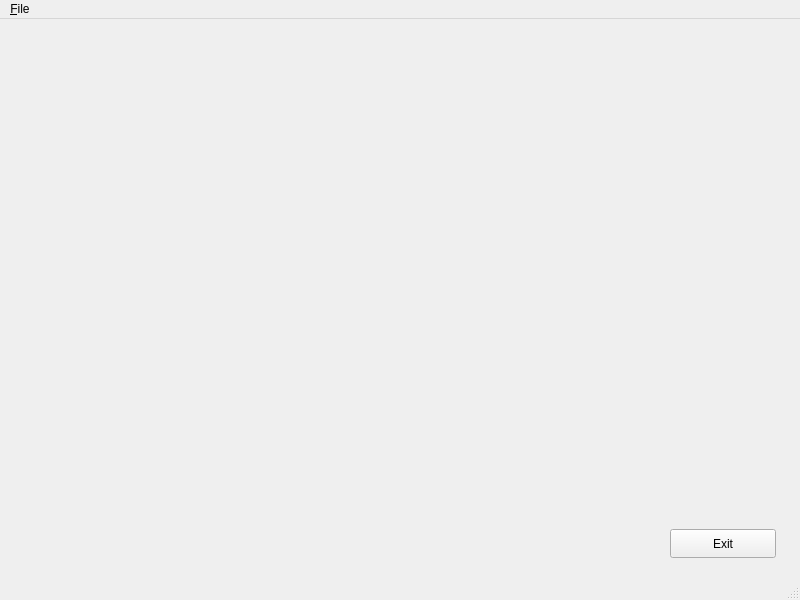
Qt form forms/main_window.ui (315iah515/BerlinUhr) before a commit.
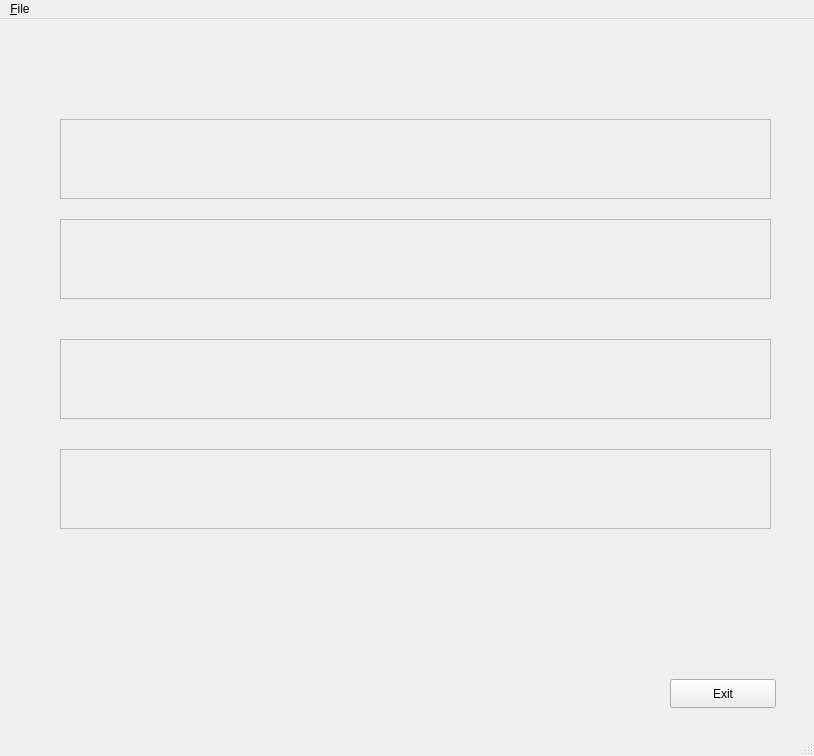
The same form after that commit.

Commit message: added different frames to ui file for hour and minute blocks

Diff of the .ui file:
```diff
--- a/forms/main_window.ui
+++ b/forms/main_window.ui
@@ -6,8 +6,8 @@
    <rect>
     <x>0</x>
     <y>0</y>
-    <width>800</width>
-    <height>600</height>
+    <width>814</width>
+    <height>756</height>
    </rect>
   </property>
   <property name="windowTitle">
@@ -18,7 +18,7 @@
     <property name="geometry">
      <rect>
       <x>670</x>
-      <y>510</y>
+      <y>660</y>
       <width>106</width>
       <height>29</height>
      </rect>
@@ -27,13 +27,77 @@
      <string>Exit</string>
     </property>
    </widget>
+   <widget class="QFrame" name="FiveHourBlockframe">
+    <property name="geometry">
+     <rect>
+      <x>60</x>
+      <y>100</y>
+      <width>711</width>
+      <height>80</height>
+     </rect>
+    </property>
+    <property name="frameShape">
+     <enum>QFrame::StyledPanel</enum>
+    </property>
+    <property name="frameShadow">
+     <enum>QFrame::Raised</enum>
+    </property>
+   </widget>
+   <widget class="QFrame" name="OneHourBlockframe">
+    <property name="geometry">
+     <rect>
+      <x>60</x>
+      <y>200</y>
+      <width>711</width>
+      <height>80</height>
+     </rect>
+    </property>
+    <property name="frameShape">
+     <enum>QFrame::StyledPanel</enum>
+    </property>
+    <property name="frameShadow">
+     <enum>QFrame::Raised</enum>
+    </property>
+   </widget>
+   <widget class="QFrame" name="FiveMinuteBlockframe">
+    <property name="geometry">
+     <rect>
+      <x>60</x>
+      <y>320</y>
+      <width>711</width>
+      <height>80</height>
+     </rect>
+    </property>
+    <property name="frameShape">
+     <enum>QFrame::StyledPanel</enum>
+    </property>
+    <property name="frameShadow">
+     <enum>QFrame::Raised</enum>
+    </property>
+   </widget>
+   <widget class="QFrame" name="OneMinuteBlockframe">
+    <property name="geometry">
+     <rect>
+      <x>60</x>
+      <y>430</y>
+      <width>711</width>
+      <height>80</height>
+     </rect>
+    </property>
+    <property name="frameShape">
+     <enum>QFrame::StyledPanel</enum>
+    </property>
+    <property name="frameShadow">
+     <enum>QFrame::Raised</enum>
+    </property>
+   </widget>
   </widget>
   <widget class="QMenuBar" name="menubar">
    <property name="geometry">
     <rect>
      <x>0</x>
      <y>0</y>
-     <width>800</width>
+     <width>814</width>
      <height>25</height>
     </rect>
    </property>
```
